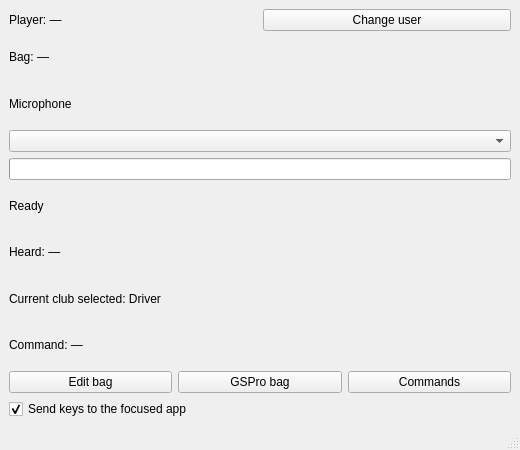
jimsmithm3/ditch-your-keyboard, file ui/main_window.ui: the form before one commit.
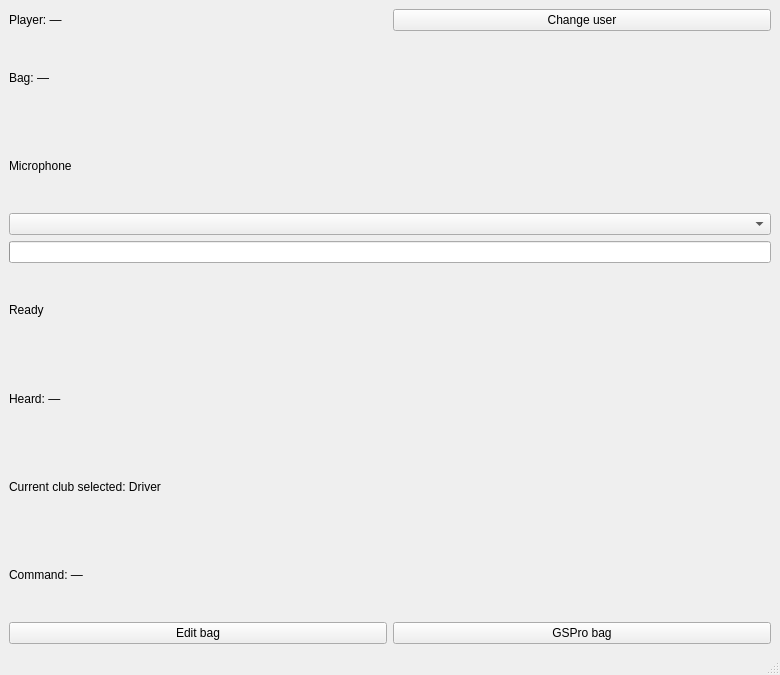
The form after the commit.

Diff of the .ui file:
```diff
--- a/ui/main_window.ui
+++ b/ui/main_window.ui
@@ -6,8 +6,8 @@
    <rect>
     <x>0</x>
     <y>0</y>
-    <width>520</width>
-    <height>450</height>
+    <width>780</width>
+    <height>675</height>
    </rect>
   </property>
   <property name="windowTitle">
@@ -116,25 +116,8 @@
         </property>
        </widget>
       </item>
-      <item>
-       <widget class="QPushButton" name="commandsButton">
-        <property name="text">
-         <string>Commands</string>
-        </property>
-       </widget>
-      </item>
      </layout>
     </item>
-    <item>
-     <widget class="QCheckBox" name="sendKeysCheck">
-      <property name="text">
-       <string>Send keys to the focused app</string>
-      </property>
-      <property name="checked">
-       <bool>true</bool>
-      </property>
-     </widget>
-    </item>
    </layout>
   </widget>
   <widget class="QStatusBar" name="statusbar"/>
```
